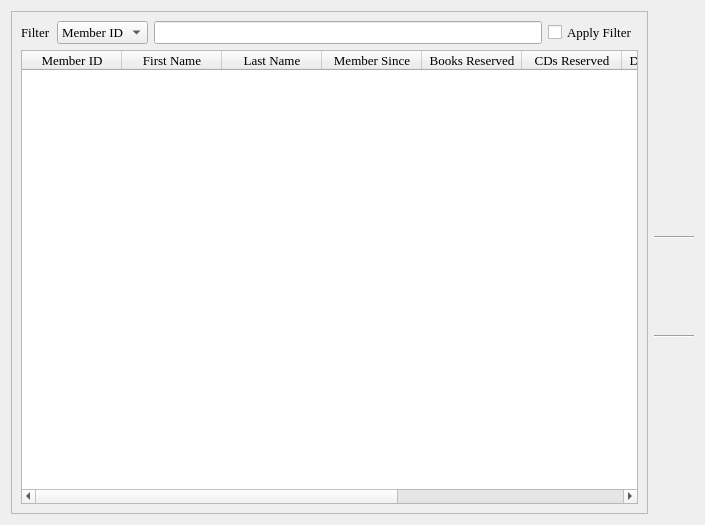
First picture: the form in members_browser.ui, repository textbrowser/biblioteq, before the edit.
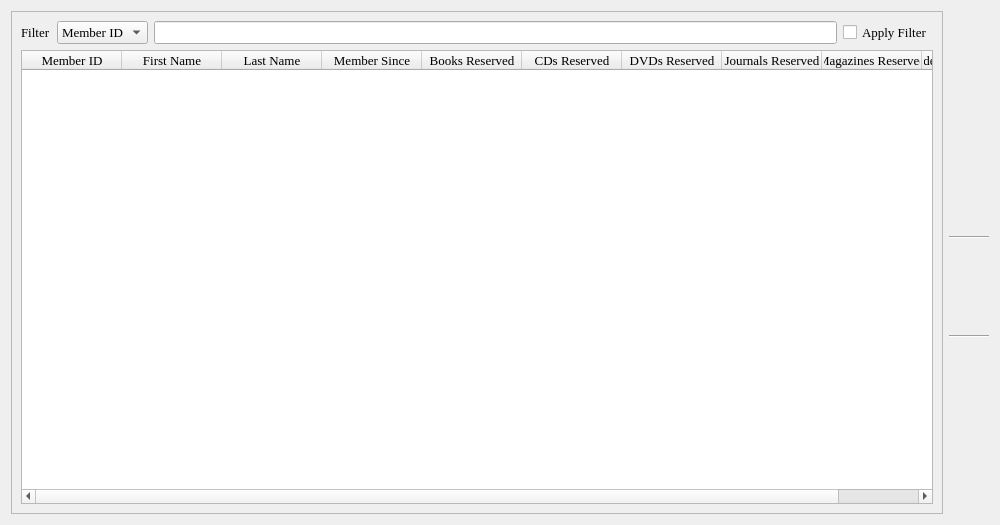
Second picture: the form after the edit. Icons and pictures are not drawn.

```diff
--- a/members_browser.ui
+++ b/members_browser.ui
@@ -5,7 +5,7 @@
    <rect>
     <x>0</x>
     <y>0</y>
-    <width>705</width>
+    <width>1000</width>
     <height>525</height>
    </rect>
   </property>
```
